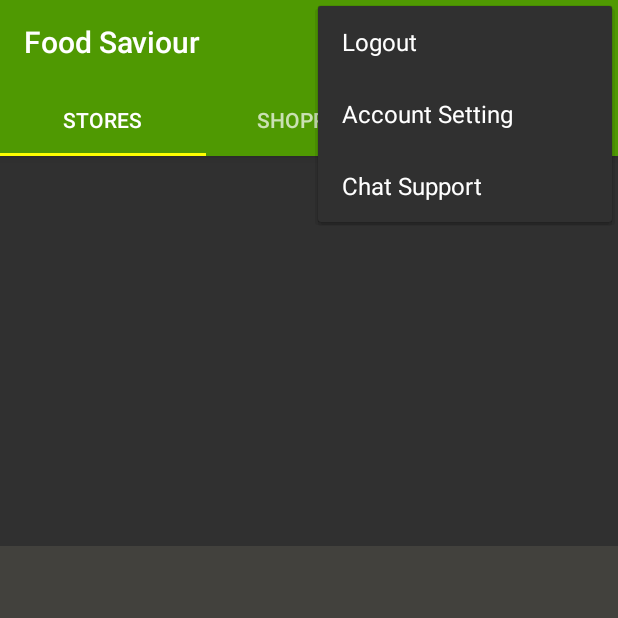
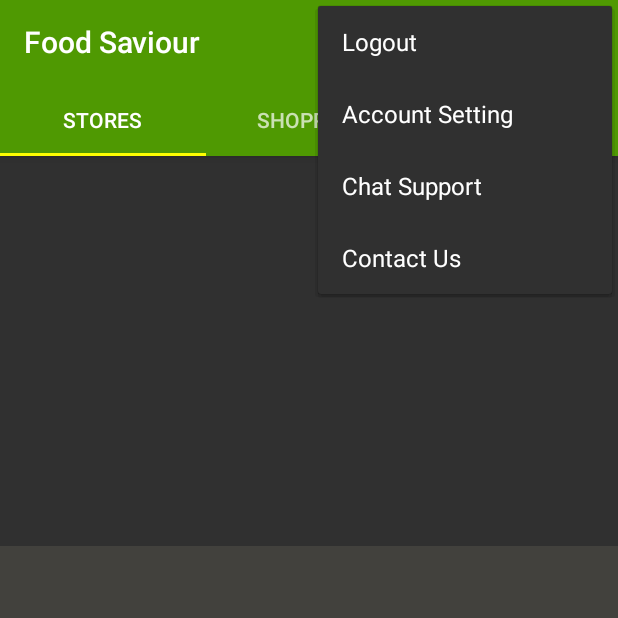
Before and after one commit to kartiktyagi4282/Grocery-Store, an Android app: the screen it shows after launch once a user with an empty profile is signed in (MainActivity), with the options menu open, on a phone screen of 412 x 824 dp, the top half of it. Run offline under Robolectric (Android 15) with nearby library versions, the phone set to English and light mode, and no system bars; our stand-ins replace Firebase (no records; nobody signed in at launch, a user with empty details on screens opened directly), Picasso.

Commit message:
Update main_menu.xml

```diff
--- a/FoodSaviour App/app/src/main/res/menu/main_menu.xml
+++ b/FoodSaviour App/app/src/main/res/menu/main_menu.xml
@@ -12,5 +12,9 @@
         android:id="@+id/main_chatSupport_btn"
         android:title="Chat Support" />
 
+    <item
+        android:id="@+id/main_chatSupport_btn"
+        android:title="Contact Us" />
+
 
 </menu>
```
